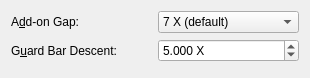
This is frontend_qt/grpUPCEAN.ui in zint/zint as Qt 5 draws it before an edit. The edited form follows.
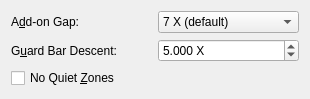
This is the edited form.

Commit message: Add output_options BARCODE_QUIET_ZONES and BARCODE_NO_QUIET_ZONES

The edit to the form file:
```diff
--- a/frontend_qt/grpUPCEAN.ui
+++ b/frontend_qt/grpUPCEAN.ui
@@ -134,6 +134,19 @@
      </item>
     </layout>
    </item>
+   <item>
+    <widget class="QCheckBox" name="chkUPCEANNoQuietZones">
+     <property name="text">
+      <string>No Quiet &amp;Zones</string>
+     </property>
+     <property name="checked">
+      <bool>false</bool>
+     </property>
+     <property name="toolTip">
+      <string>Do not add quiet zones to whitespace</string>
+     </property>
+    </widget>
+   </item>
    <item>
     <spacer name="verticalSpacer">
      <property name="orientation">
```
The commit also changes 30 other files.
